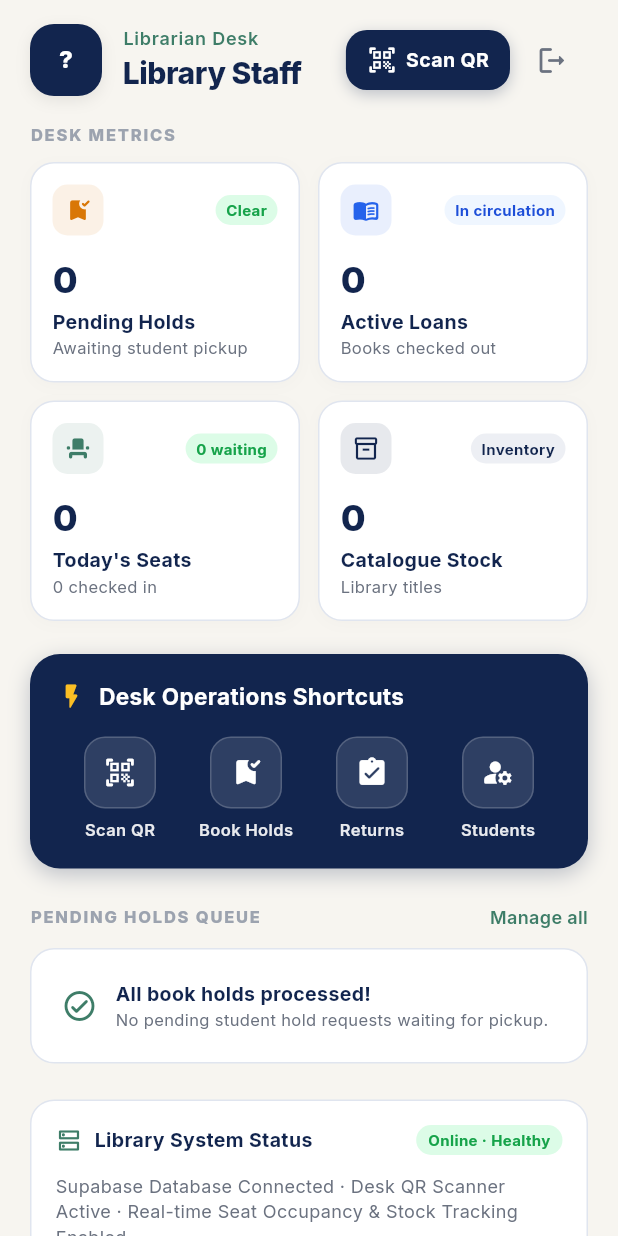
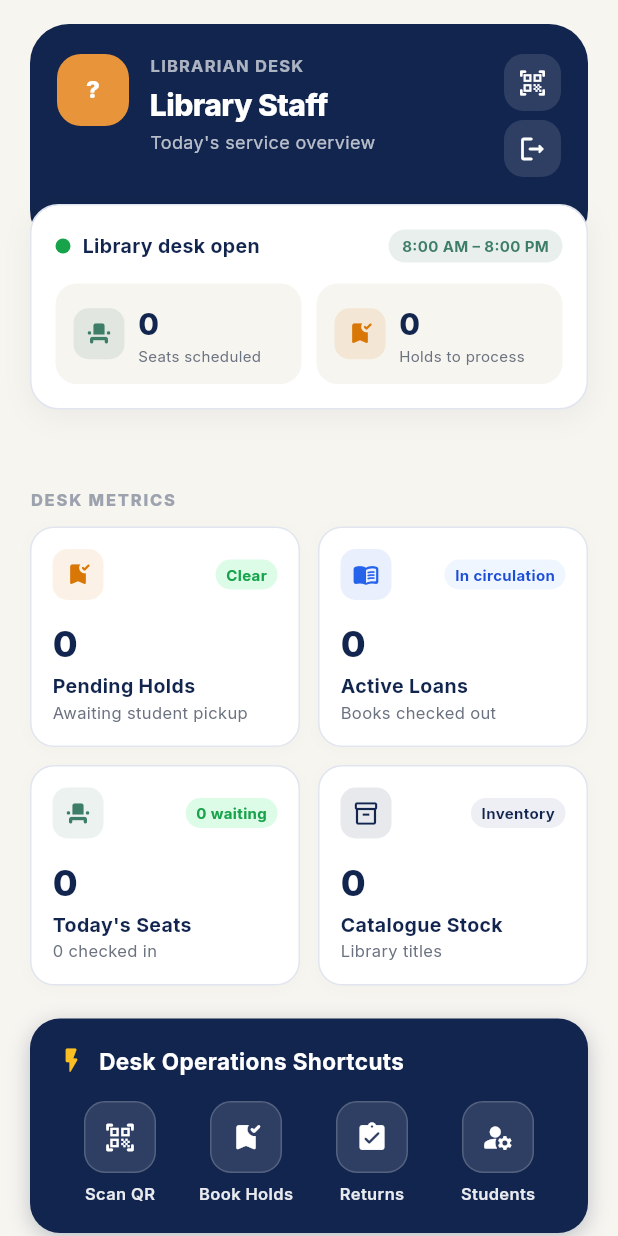
Before and after one commit to chamodhlv/IT3060-Y3.S2.WE_24-library-book-seat-booking-app, a Flutter app: the LibrarianHomeScreen screen opened directly with empty values, on a phone screen of 412 x 824 dp. Run offline on Flutter 3.47's test engine with Material 3 defaults, Android fonts, the phone set to English and light mode, and no system bars; our stand-ins replace flutter_dotenv, flutter_svg, google_fonts, qr_flutter, shared_preferences, supabase_flutter; missing offline and left inert: mobile_scanner; accounts and stored records are empty; network calls fail.

Commit message:
feat: Enhance librarian and student home screens with improved UI elements and dynamic service status

```diff
--- a/lib/screens/librarian/librarian_home_screen.dart
+++ b/lib/screens/librarian/librarian_home_screen.dart
@@ -375,7 +375,8 @@ class _LibrarianHomeScreenState extends State<LibrarianHomeScreen> {
               crossAxisAlignment: CrossAxisAlignment.start,
               children: [
                 _buildStaffHeader(staffName),
-                const SizedBox(height: 18),
+                _buildOperationsPulse(),
+                const SizedBox(height: 22),
                 _buildDeskMetricsGrid(),
                 const SizedBox(height: 22),
                 _buildQuickOperationsCard(),
@@ -394,23 +395,24 @@ class _LibrarianHomeScreenState extends State<LibrarianHomeScreen> {
   // ─── STAFF HEADER ────────────────────────────────────────────────────────
 
   Widget _buildStaffHeader(String staffName) {
-    return Row(
+    return Container(
+      width: double.infinity,
+      padding: const EdgeInsets.fromLTRB(18, 20, 18, 48),
+      decoration: const BoxDecoration(
+        color: AppTheme.primaryDark,
+        borderRadius: BorderRadius.all(Radius.circular(26)),
+      ),
+      child: Row(
+        crossAxisAlignment: CrossAxisAlignment.start,
         children: [
           Container(
             width: 48,
             height: 48,
+            alignment: Alignment.center,
             decoration: BoxDecoration(
-            color: AppTheme.primaryDark,
+              color: AppTheme.avatarOrange,
               borderRadius: BorderRadius.circular(16),
-            boxShadow: [
-              BoxShadow(
-                color: Colors.black.withValues(alpha: 0.08),
-                blurRadius: 8,
-                offset: const Offset(0, 3),
             ),
-            ],
-          ),
-          alignment: Alignment.center,
             child: Text(
               _user?.initials ?? 'LP',
               style: GoogleFonts.inter(
@@ -426,14 +428,15 @@ class _LibrarianHomeScreenState extends State<LibrarianHomeScreen> {
               crossAxisAlignment: CrossAxisAlignment.start,
               children: [
                 Text(
-                'Librarian Desk',
+                  'LIBRARIAN DESK',
                   style: GoogleFonts.inter(
-                  fontSize: 12,
-                  fontWeight: FontWeight.w600,
-                  color: AppTheme.primaryGreen,
-                  letterSpacing: 0.5,
+                    fontSize: 11,
+                    fontWeight: FontWeight.w700,
+                    color: Colors.white.withValues(alpha: 0.65),
+                    letterSpacing: 0.8,
                   ),
                 ),
+                const SizedBox(height: 3),
                 Text(
                   staffName,
                   maxLines: 1,
@@ -441,55 +444,206 @@ class _LibrarianHomeScreenState extends State<LibrarianHomeScreen> {
                   style: GoogleFonts.inter(
                     fontSize: 20,
                     fontWeight: FontWeight.w800,
-                  color: AppTheme.textPrimary,
-                  letterSpacing: -0.3,
+                    color: Colors.white,
+                    letterSpacing: -0.35,
+                  ),
+                ),
+                const SizedBox(height: 2),
+                Text(
+                  'Today\'s service overview',
+                  style: GoogleFonts.inter(
+                    fontSize: 12,
+                    color: Colors.white.withValues(alpha: 0.7),
                   ),
                 ),
               ],
             ),
           ),
-        // Instant QR Scan Button
-        GestureDetector(
+          Column(
+            children: [
+              _buildHeaderIcon(
+                icon: Icons.qr_code_scanner_rounded,
+                tooltip: 'Scan QR',
                 onTap: _openQrScanner,
-          child: Container(
-            padding: const EdgeInsets.symmetric(horizontal: 14, vertical: 10),
-            decoration: BoxDecoration(
-              color: AppTheme.primaryDark,
-              borderRadius: BorderRadius.circular(14),
-              boxShadow: [
-                BoxShadow(
-                  color: AppTheme.primaryDark.withValues(alpha: 0.25),
-                  blurRadius: 8,
-                  offset: const Offset(0, 3),
+              ),
+              const SizedBox(height: 6),
+              _buildHeaderIcon(
+                icon: Icons.logout_rounded,
+                tooltip: 'Sign out',
+                onTap: widget.onSignOut,
               ),
             ],
           ),
-            child: Row(
-              mainAxisSize: MainAxisSize.min,
+        ],
+      ),
+    );
+  }
+
+  Widget _buildHeaderIcon({
+    required IconData icon,
+    required String tooltip,
+    required VoidCallback onTap,
+  }) {
+    return Tooltip(
+      message: tooltip,
+      child: GestureDetector(
+        onTap: onTap,
+        child: Container(
+          width: 38,
+          height: 38,
+          decoration: BoxDecoration(
+            color: Colors.white.withValues(alpha: 0.12),
+            borderRadius: BorderRadius.circular(13),
+          ),
+          child: Icon(icon, color: Colors.white, size: 20),
+        ),
+      ),
+    );
+  }
+
+  Widget _buildOperationsPulse() {
+    return Transform.translate(
+      offset: const Offset(0, -30),
+      child: Container(
+      width: double.infinity,
+      padding: const EdgeInsets.all(16),
+      decoration: BoxDecoration(
+        color: Colors.white,
+        borderRadius: BorderRadius.circular(19),
+        border: Border.all(color: AppTheme.divider),
+        boxShadow: [
+          BoxShadow(
+            color: Colors.black.withValues(alpha: 0.05),
+            blurRadius: 16,
+            offset: const Offset(0, 5),
+          ),
+        ],
+      ),
+      child: Column(
         children: [
-                const Icon(Icons.qr_code_scanner_rounded,
-                    color: Colors.white, size: 20),
-                const SizedBox(width: 6),
-                Text(
-                  'Scan QR',
+          Row(
+            children: [
+              Container(
+                width: 10,
+                height: 10,
+                decoration: const BoxDecoration(
+                  color: AppTheme.successGreen,
+                  shape: BoxShape.circle,
+                ),
+              ),
+              const SizedBox(width: 8),
+              Expanded(
+                child: Text(
+                  'Library desk open',
                   style: GoogleFonts.inter(
                     fontSize: 13,
                     fontWeight: FontWeight.w700,
-                    color: Colors.white,
+                    color: AppTheme.textPrimary,
+                  ),
+                ),
+              ),
+              Container(
+                padding:
+                    const EdgeInsets.symmetric(horizontal: 9, vertical: 4),
+                decoration: BoxDecoration(
+                  color: AppTheme.primaryGreen.withValues(alpha: 0.12),
+                  borderRadius: BorderRadius.circular(14),
+                ),
+                child: Text(
+                  '8:00 AM – 8:00 PM',
+                  style: GoogleFonts.inter(
+                    fontSize: 10,
+                    fontWeight: FontWeight.w700,
+                    color: AppTheme.primaryGreen,
+                  ),
+                ),
+              ),
+            ],
+          ),
+          const SizedBox(height: 14),
+          Row(
+            children: [
+              Expanded(
+                child: _buildPulseTile(
+                  icon: Icons.event_seat_rounded,
+                  color: AppTheme.primaryGreen,
+                  value: '${_todaySeatBookings.length}',
+                  label: 'Seats scheduled',
+                  onTap: () => widget.onNavigateTab(1),
+                ),
+              ),
+              const SizedBox(width: 10),
+              Expanded(
+                child: _buildPulseTile(
+                  icon: Icons.bookmark_added_rounded,
+                  color: const Color(0xFFD97706),
+                  value: '${_pendingHolds.length}',
+                  label: 'Holds to process',
+                  onTap: () => widget.onNavigateTab(2),
+                ),
+              ),
+            ],
+          ),
+        ],
+      ),
+      ),
+    );
+  }
+
+  Widget _buildPulseTile({
+    required IconData icon,
+    required Color color,
+    required String value,
+    required String label,
+    required VoidCallback onTap,
+  }) {
+    return GestureDetector(
+      onTap: onTap,
+      child: Container(
+        padding: const EdgeInsets.all(12),
+        decoration: BoxDecoration(
+          color: AppTheme.background,
+          borderRadius: BorderRadius.circular(14),
+        ),
+        child: Row(
+          children: [
+            Container(
+              width: 34,
+              height: 34,
+              decoration: BoxDecoration(
+                color: color.withValues(alpha: 0.12),
+                borderRadius: BorderRadius.circular(10),
+              ),
+              child: Icon(icon, size: 18, color: color),
+            ),
+            const SizedBox(width: 9),
+            Expanded(
+              child: Column(
+                crossAxisAlignment: CrossAxisAlignment.start,
+                children: [
+                  Text(
+                    value,
+                    style: GoogleFonts.inter(
+                      fontSize: 20,
+                      fontWeight: FontWeight.w800,
+                      color: AppTheme.textPrimary,
+                    ),
+                  ),
+                  Text(
+                    label,
+                    maxLines: 1,
+                    overflow: TextOverflow.ellipsis,
+                    style: GoogleFonts.inter(
+                      fontSize: 10,
+                      color: AppTheme.textSecondary,
                     ),
                   ),
                 ],
               ),
             ),
+          ],
         ),
-        const SizedBox(width: 4),
-        IconButton(
-          onPressed: widget.onSignOut,
-          tooltip: 'Sign out',
-          icon: const Icon(Icons.logout_rounded,
-              color: AppTheme.textSecondary, size: 22),
       ),
-      ],
     );
   }
 
--- a/lib/screens/student/student_home_screen.dart
+++ b/lib/screens/student/student_home_screen.dart
@@ -145,7 +145,6 @@ class _StudentHomeScreenState extends State<StudentHomeScreen> {
               crossAxisAlignment: CrossAxisAlignment.start,
               children: [
                 _buildHeader(firstName),
-                const SizedBox(height: 18),
                 _buildLibraryPulseBanner(),
                 const SizedBox(height: 20),
                 _buildActiveReservationsSpotlight(),
@@ -168,7 +167,7 @@ class _StudentHomeScreenState extends State<StudentHomeScreen> {
   Widget _buildHeader(String firstName) {
     return Container(
       width: double.infinity,
-      padding: const EdgeInsets.all(18),
+      padding: const EdgeInsets.fromLTRB(18, 20, 18, 46),
       decoration: const BoxDecoration(
         color: AppTheme.primaryDark,
         borderRadius: BorderRadius.all(Radius.circular(26)),
@@ -206,23 +205,32 @@ class _StudentHomeScreenState extends State<StudentHomeScreen> {
           child: Column(
             crossAxisAlignment: CrossAxisAlignment.start,
             children: [
+              Text(
+                _greeting,
+                style: GoogleFonts.inter(
+                  fontSize: 13,
+                  fontWeight: FontWeight.w500,
+                  color: Colors.white.withValues(alpha: 0.72),
+                ),
+              ),
+              const SizedBox(height: 2),
               Row(
                 children: [
                   Flexible(
                     child: Text(
-                      '$_greeting, $firstName',
+                      firstName,
                       maxLines: 1,
                       overflow: TextOverflow.ellipsis,
                       style: GoogleFonts.inter(
-                        fontSize: 20,
+                        fontSize: 21,
                         fontWeight: FontWeight.w800,
                         color: Colors.white,
-                        letterSpacing: -0.3,
+                        letterSpacing: -0.4,
                       ),
                     ),
                   ),
                   const SizedBox(width: 4),
-                  const Text('👋', style: TextStyle(fontSize: 18)),
+                  const Text('👋', style: TextStyle(fontSize: 17)),
                 ],
               ),
               const SizedBox(height: 2),
@@ -317,15 +325,25 @@ class _StudentHomeScreenState extends State<StudentHomeScreen> {
                 ),
               ),
               const SizedBox(width: 8),
-              Text(
-                'Library Open · 8:00 AM – 8:00 PM',
+              Expanded(
+                child: Text(
+                  'Library open',
                   style: GoogleFonts.inter(
                     fontSize: 13,
                     fontWeight: FontWeight.w700,
                     color: AppTheme.textPrimary,
                   ),
                 ),
-              const Spacer(),
+              ),
+              Text(
+                '8:00 AM – 8:00 PM',
+                style: GoogleFonts.inter(
+                  fontSize: 11,
+                  fontWeight: FontWeight.w600,
+                  color: AppTheme.textSecondary,
+                ),
+              ),
+              const SizedBox(width: 8),
               Container(
                 padding: const EdgeInsets.symmetric(horizontal: 8, vertical: 3),
                 decoration: BoxDecoration(
@@ -343,25 +361,27 @@ class _StudentHomeScreenState extends State<StudentHomeScreen> {
               ),
             ],
           ),
-          const SizedBox(height: 12),
-          const Divider(height: 1, color: AppTheme.divider),
-          const SizedBox(height: 12),
+          const SizedBox(height: 14),
           Row(
             children: [
-              _buildPulseStat(
+              Expanded(
+                child: _buildPulseStat(
                   icon: Icons.event_seat_rounded,
                   iconColor: AppTheme.primaryGreen,
-                value: '$_totalActiveSeats Available',
-                label: 'Desks & Pods',
+                  value: '$_totalActiveSeats',
+                  label: 'Desks & pods free',
                   onTap: () => widget.onNavigateTab(1),
                 ),
-              Container(width: 1, height: 28, color: AppTheme.divider),
-              _buildPulseStat(
+              ),
+              const SizedBox(width: 10),
+              Expanded(
+                child: _buildPulseStat(
                   icon: Icons.menu_book_rounded,
                   iconColor: const Color(0xFF2E86C1),
-                value: '$_availableCopiesCount On Shelf',
-                label: 'Physical Copies',
+                  value: '$_availableCopiesCount',
+                  label: 'Books on shelf',
                   onTap: () => widget.onNavigateTab(3),
+                ),
               ),
             ],
           ),
@@ -378,10 +398,15 @@ class _StudentHomeScreenState extends State<StudentHomeScreen> {
     required String label,
     required VoidCallback onTap,
   }) {
-    return Expanded(
-      child: GestureDetector(
+    return GestureDetector(
       onTap: onTap,
       behavior: HitTestBehavior.opaque,
+      child: Container(
+        padding: const EdgeInsets.all(12),
+        decoration: BoxDecoration(
+          color: AppTheme.background,
+          borderRadius: BorderRadius.circular(14),
+        ),
         child: Row(
           children: [
             Container(
@@ -403,8 +428,8 @@ class _StudentHomeScreenState extends State<StudentHomeScreen> {
                     maxLines: 1,
                     overflow: TextOverflow.ellipsis,
                     style: GoogleFonts.inter(
-                      fontSize: 12,
-                      fontWeight: FontWeight.w700,
+                      fontSize: 21,
+                      fontWeight: FontWeight.w800,
                       color: AppTheme.textPrimary,
                     ),
                   ),
```
Lines whose indentation alone changed are shown as unchanged.
